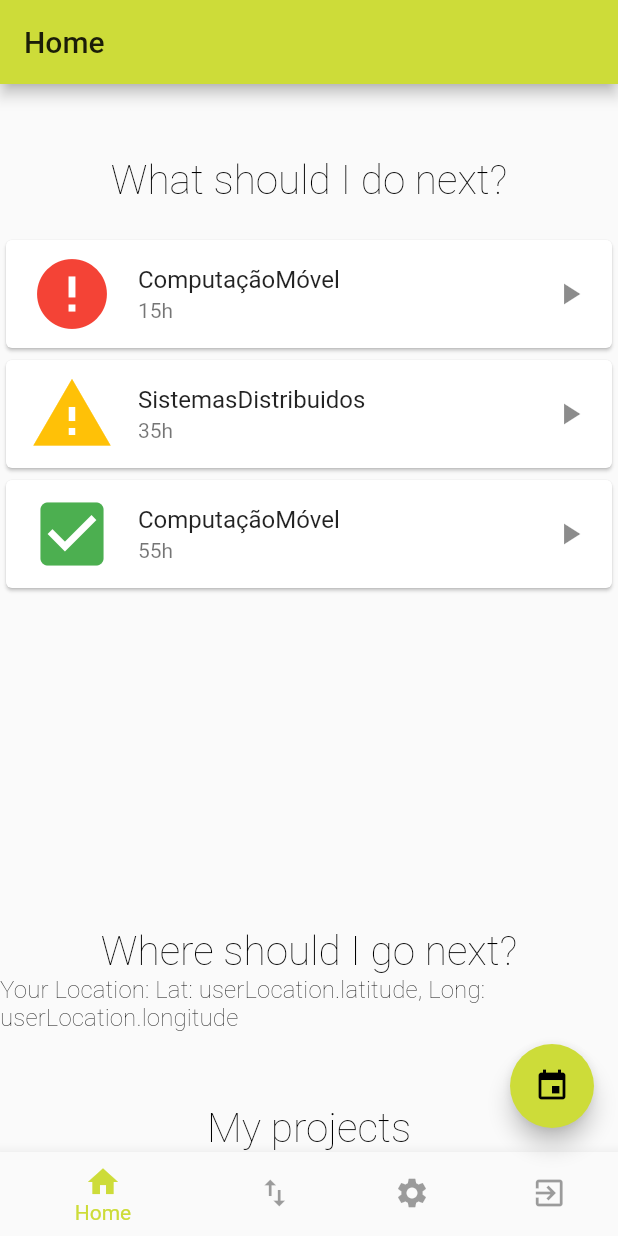
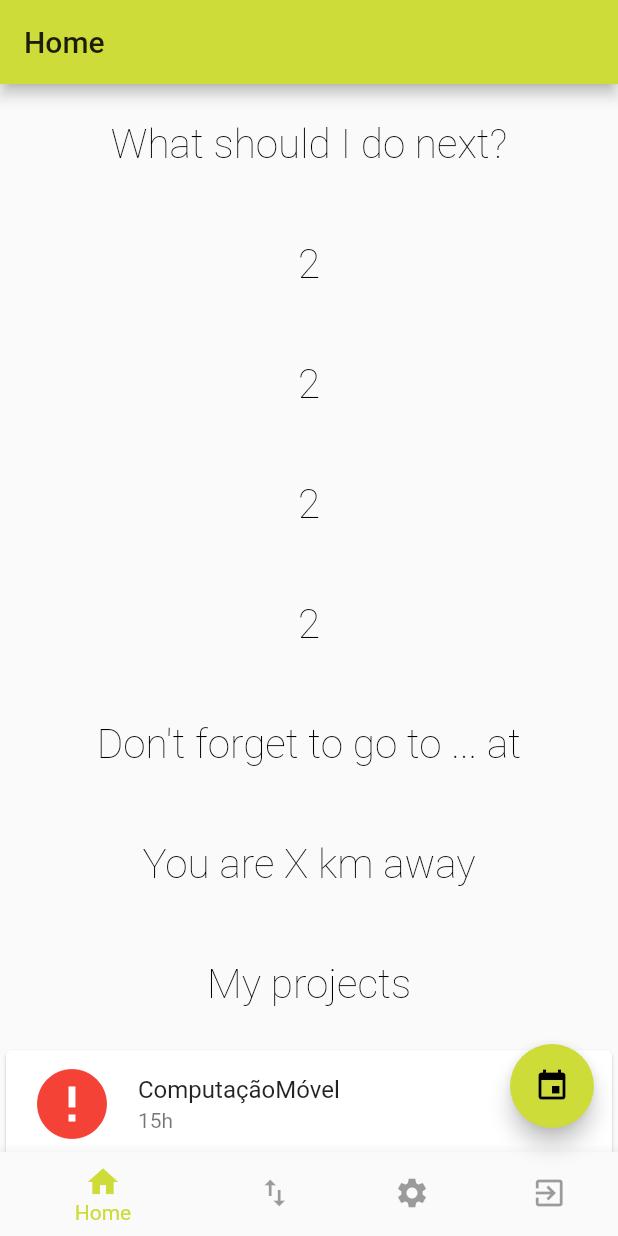
Before and after one commit to ijusto/plus_time, a Flutter app: the screen it shows after launch, on a phone screen of 412 x 824 dp. Run offline on Flutter 3.47's test engine with Material 2 defaults, Android fonts, the phone set to English and light mode, and no system bars; our stand-ins replace local_auth, location; missing offline and left inert: barcode_scan, device_calendar; accounts and stored records are empty; Roboto replaces fonts that are missing (Hind, Merriweather).

Commit message:
home and settings

```diff
--- a/plus_time/lib/home.dart
+++ b/plus_time/lib/home.dart
@@ -2,6 +2,8 @@ import 'package:flutter/material.dart';
 import 'utils.dart';
 import 'package:provider/provider.dart';
 import 'package:plus_time/datamodels/user_location.dart';
+import 'package:plus_time/load_calendars.dart';
+
 class Home extends StatelessWidget {
   // This widget is the root of your application.
   @override
@@ -28,7 +30,11 @@ class HomePage extends StatefulWidget {
   final List<Card> projectsOverview = [
     Card(
       child: ListTile(
-            leading: Icon(Icons.error, size: 56.0, color: Colors.red,),
+        leading: Icon(
+          Icons.error,
+          size: 56.0,
+          color: Colors.red,
+        ),
         title: Text('ComputaçãoMóvel'),
         subtitle: Text('15h'),
         trailing: Icon(Icons.play_arrow),
@@ -36,7 +42,11 @@ class HomePage extends StatefulWidget {
     ),
     Card(
       child: ListTile(
-            leading: Icon(Icons.warning, size: 56.0, color: Colors.amber,),
+        leading: Icon(
+          Icons.warning,
+          size: 56.0,
+          color: Colors.amber,
+        ),
         title: Text('SistemasDistribuidos'),
         subtitle: Text('35h'),
         trailing: Icon(Icons.play_arrow),
@@ -44,7 +54,11 @@ class HomePage extends StatefulWidget {
     ),
     Card(
       child: ListTile(
-            leading: Icon(Icons.check_box, size: 56.0, color: Colors.green,),
+        leading: Icon(
+          Icons.check_box,
+          size: 56.0,
+          color: Colors.green,
+        ),
         title: Text('ComputaçãoMóvel'),
         subtitle: Text('55h'),
         trailing: Icon(Icons.play_arrow),
@@ -59,22 +73,21 @@ class HomePage extends StatefulWidget {
 class _HomePageState extends State<HomePage> {
   int _selectedIndex = 0;
 
-
   void _onItemTapped(int index) {
     setState(() {
       _selectedIndex = index;
       print("Selected index is $_selectedIndex");
       switch (_selectedIndex) {
-        case 0:   // Home
+        case 0: // Home
           Navigator.pushNamed(context, '/');
           break;
-        case 1:   // Import/export
+        case 1: // Import/export
           Navigator.pushNamed(context, '/qrModule');
           break;
-        case 2:   // Settings
+        case 2: // Settings
           Navigator.pushNamed(context, '/settings');
           break;
-        case 3:   // Logout
+        case 3: // Logout
           Navigator.pushNamed(context, '/login');
           break;
       }
@@ -91,68 +104,54 @@ class _HomePageState extends State<HomePage> {
     });
   }
 
+  List<String> litems = [
+    "What should I do next?",
+    "2",
+    "2",
+    "2",
+    "2",
+    "Don't forget to go to ... at",
+    "You are X km away",
+    "My projects"
+  ];
+
+  void initState() {
+    super.initState();
+    retriveCalendars();
+  }
+
   // Create the layout
   @override
   Widget build(BuildContext context) {
-    //var userLocation = Provider.of<UserLocation>(context);
-
     return Scaffold(
-      appBar:  AppBar(
+      appBar: AppBar(
         title: Text(widget.title),
       ),
-
-      body: Center(
-        child:
-           Column(
-
-            children: <Widget>[
-               Padding(
+      body: CustomScrollView(
+        slivers: <Widget>[
+          SliverList(
+            delegate: SliverChildBuilderDelegate(
+              (BuildContext context, int index) {
+                return Container(
+                  child: new Padding(
                     padding: const EdgeInsets.all(24.0),
-              ),
-
-               Text(
-              "What should I do next?",
+                    child: Center(
+                      child: Text(
+                        litems[index],
                         style: Theme.of(context).textTheme.title,
                       ),
-
-               Padding(
-                padding: const EdgeInsets.all(10.0),
-              ),
-
-               Expanded (
-                 child: ListView(
-                   children: widget.projectsOverview,),
-               ),
-
-               Padding(
-                padding: const EdgeInsets.all(24.0),
-              ),
-
-               Text(
-              "Where should I go next?",
-                 style: Theme.of(context).textTheme.title,
-              ),
-
-               Text(
-              "Your Location: Lat: userLocation.latitude, Long: userLocation.longitude",
-                 style: Theme.of(context).textTheme.subtitle,
-              ),
-
-               Padding(
-                padding: const EdgeInsets.all(24.0),
-              ),
-
-               Text(
-              "My projects",
-                style: Theme.of(context).textTheme.title,
-              ),
-
-
-            ]
-
                     ),
                   ),
-
+                );
+              },
+              childCount: litems.length,
+            ),
+          ),
+          SliverList(
+            delegate: SliverChildListDelegate(widget.projectsOverview),
+          ),
+        ],
+      ),
       bottomNavigationBar: BottomNavigationBar(
         items: const <BottomNavigationBarItem>[
           BottomNavigationBarItem(
@@ -177,7 +176,6 @@ class _HomePageState extends State<HomePage> {
         unselectedItemColor: Theme.of(context).disabledColor,
         onTap: _onItemTapped,
       ),
-
       floatingActionButton: FloatingActionButton(
         onPressed: _addEvent,
         tooltip: 'Add Event',
--- a/plus_time/lib/settings.dart
+++ b/plus_time/lib/settings.dart
@@ -1,9 +1,8 @@
 import 'package:device_calendar/device_calendar.dart';
 import 'package:flutter/material.dart';
+import 'package:plus_time/load_calendars.dart';
 
 class Settings extends StatefulWidget {
-  List<String> calendarsNames = ["Personal", "Work", "Classes", "Shared2018"];  // shh, it's a cheat
-
   @override
   SettingsState createState() => SettingsState();
 }
@@ -18,6 +17,14 @@ class SettingsState extends State<Settings> {
   // not a GlobalKey<MyCustomFormState>.
   final _formKey = GlobalKey<FormState>();
 
+  void initState() {
+    super.initState();
+    retriveCalendars();
+  }
+
+  List<Calendar> calends = calendars;
+  List<String> calendNames = calendarsNames;
+
   @override
   Widget build(BuildContext context) {
     int _selectedIndex = 2;
@@ -27,16 +34,16 @@ class SettingsState extends State<Settings> {
         _selectedIndex = index;
         print("Selected index is $_selectedIndex");
         switch (_selectedIndex) {
-          case 0:   // Home
+          case 0: // Home
             Navigator.pushNamed(context, '/');
             break;
-          case 1:   // Import/export
+          case 1: // Import/export
             Navigator.pushNamed(context, '/qrModule');
             break;
-          case 2:   // Settings
+          case 2: // Settings
             Navigator.pushNamed(context, '/settings');
             break;
-          case 3:   // Logout
+          case 3: // Logout
             Navigator.pushNamed(context, '/login');
             break;
         }
@@ -54,13 +61,12 @@ class SettingsState extends State<Settings> {
           crossAxisAlignment: CrossAxisAlignment.start,
           children: <Widget>[
             Text('Select the calendars:'),
-               Expanded (
-                 child: ListView.builder (
-                  itemCount: widget.calendarsNames.length,
-                  itemBuilder: (BuildContext ctxt, int Index) {
-                    return new Text(widget.calendarsNames[Index]);
-                  }
-               ),
+            Expanded(
+              child: ListView.builder(
+                  itemCount: widget.calendNames.length,
+                  itemBuilder: (BuildContext ctxt, int index) {
+                    return new Text(widget.calendNames[index]);
+                  }),
             ),
             Text('Number of hours/week:'),
             TextFormField(
@@ -89,7 +95,6 @@ class SettingsState extends State<Settings> {
           ],
         ),
       )),
-
       bottomNavigationBar: BottomNavigationBar(
         items: const <BottomNavigationBarItem>[
           BottomNavigationBarItem(
```
Lines whose indentation alone changed are shown as unchanged.
